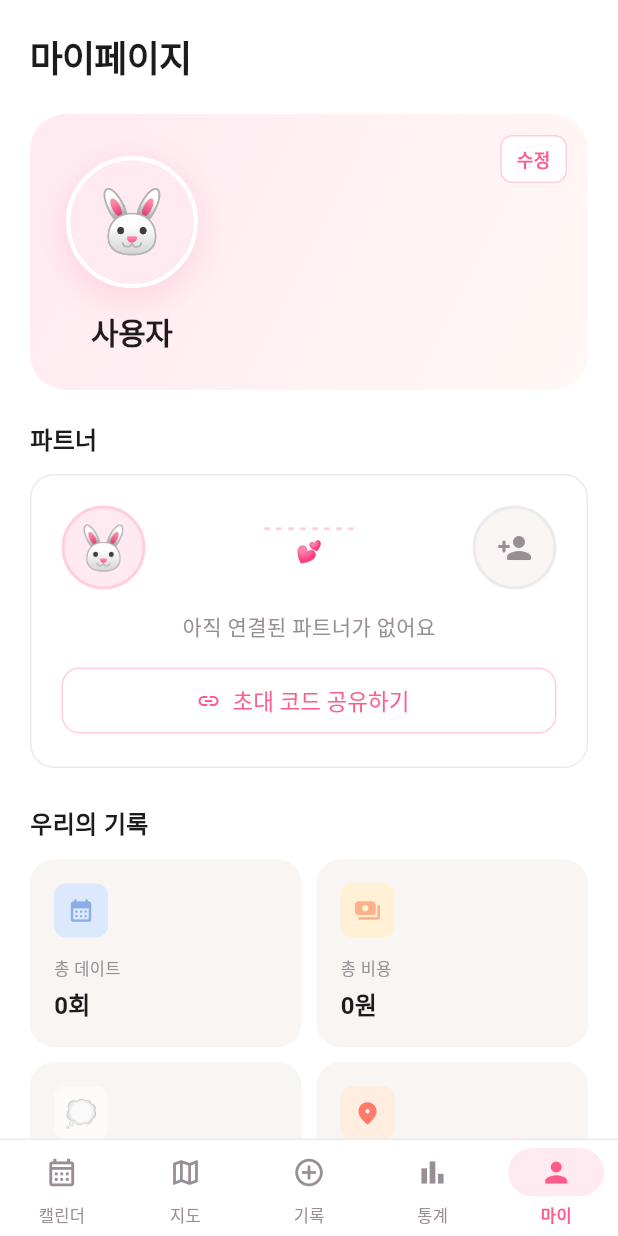
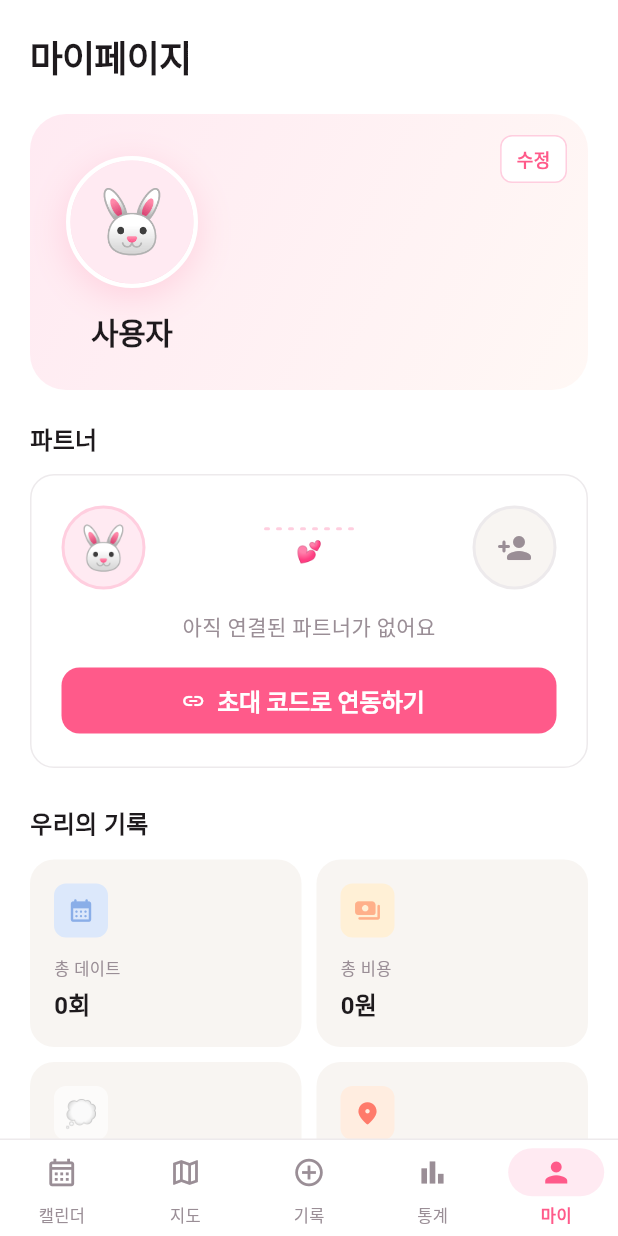
Before and after one commit to Daytoryapp/Daytory, a Flutter app: the HomeShell screen opened directly, item 5 of the bottom bar chosen, on a phone screen of 412 x 824 dp. Run offline on Flutter 3.47's test engine with Material 3 defaults, Android fonts, the light colour scheme and no system bars; our stand-ins replace cached_network_image, flutter_dotenv, flutter_map, flutter_riverpod, geolocator, hive_flutter and 4 more; missing offline and left inert: flutter_map_marker_cluster, kakao_flutter_sdk_user; accounts and stored records are empty.

Commit message:
feat: 커플 연동

```diff
--- a/lib/src/features/mypage/mypage_screen.dart
+++ b/lib/src/features/mypage/mypage_screen.dart
@@ -2,6 +2,7 @@ import 'package:cached_network_image/cached_network_image.dart';
 import 'package:date_app/src/core/constants/app_constants.dart';
 import 'package:date_app/src/core/widgets/mood_widget.dart';
 import 'package:date_app/src/features/auth/profile_setup_screen.dart';
+import 'package:date_app/src/features/couple/couple_link_screen.dart';
 import 'package:date_app/src/models/user_profile.dart';
 import 'package:date_app/src/state/auth_state.dart';
 import 'package:date_app/src/state/date_log_state.dart';
@@ -58,9 +59,11 @@ class MypageScreen extends ConsumerWidget {
                 const _SectionTitle(title: '파트너'),
                 const SizedBox(height: 12),
                 _PartnerCard(
-                  userImageUrl: profile?.kakaoProfileImageUrl,
-                  avatarEmoji: profile?.avatarEmoji ?? '🐰',
-                  onInvite: () => _showComingSoon(context, '초대 코드 기능은 준비 중이에요'),
+                  profile: profile,
+                  onUnlink: () => _confirmUnlink(context, ref),
+                  onLink: () => Navigator.of(context).push(
+                    MaterialPageRoute<void>(builder: (_) => const CoupleLinkScreen()),
+                  ),
                 ),
               ],
             ),
@@ -181,8 +184,21 @@ class MypageScreen extends ConsumerWidget {
     return freq.entries.reduce((a, b) => a.value >= b.value ? a : b).key;
   }
 
-  void _showComingSoon(BuildContext context, String message) {
-    ScaffoldMessenger.of(context).showSnackBar(SnackBar(content: Text(message)));
+  Future<void> _confirmUnlink(BuildContext context, WidgetRef ref) async {
+    final confirmed = await showDialog<bool>(
+      context: context,
+      builder: (ctx) => AlertDialog(
+        title: const Text('연결 해제'),
+        content: const Text('파트너와의 연결을 해제할까요?\n기록은 삭제되지 않아요.'),
+        actions: [
+          TextButton(onPressed: () => Navigator.pop(ctx, false), child: const Text('취소', style: TextStyle(color: AppConstants.textSecondary))),
+          TextButton(onPressed: () => Navigator.pop(ctx, true), child: const Text('해제', style: TextStyle(color: AppConstants.pink, fontWeight: FontWeight.w600))),
+        ],
+      ),
+    );
+    if (confirmed == true) {
+      await ref.read(authStateProvider.notifier).unlinkPartner();
+    }
   }
 
   Future<void> _confirmLogout(BuildContext context, WidgetRef ref) async {
@@ -406,13 +422,67 @@ class _AnniversaryBadge extends StatelessWidget {
 
 // ── 파트너 카드 ─────────────────────────────────────────────────────────────
 class _PartnerCard extends StatelessWidget {
-  const _PartnerCard({required this.onInvite, this.userImageUrl, this.avatarEmoji = '🐰'});
-  final VoidCallback onInvite;
-  final String? userImageUrl;
-  final String avatarEmoji;
+  const _PartnerCard({required this.profile, required this.onUnlink, required this.onLink});
+  final UserProfile? profile;
+  final VoidCallback onUnlink;
+  final VoidCallback onLink;
+
+  Widget _avatar({
+    required String? imageUrl,
+    required String emoji,
+    required Color borderColor,
+    required Color bgColor,
+  }) {
+    return Container(
+      width: 56,
+      height: 56,
+      decoration: BoxDecoration(
+        shape: BoxShape.circle,
+        color: bgColor,
+        border: Border.all(color: borderColor, width: 2),
+      ),
+      child: ClipOval(
+        child: imageUrl != null
+            ? CachedNetworkImage(
+                imageUrl: imageUrl,
+                fit: BoxFit.cover,
+                errorWidget: (_, __, ___) => Center(child: Text(emoji, style: const TextStyle(fontSize: 28))),
+              )
+            : Center(child: Text(emoji, style: const TextStyle(fontSize: 28))),
+      ),
+    );
+  }
+
+  Widget _dottedConnector() {
+    return Expanded(
+      child: Column(
+        children: [
+          Row(
+            mainAxisAlignment: MainAxisAlignment.center,
+            children: List.generate(
+              8,
+              (i) => Container(
+                width: 4,
+                height: 2,
+                margin: const EdgeInsets.symmetric(horizontal: 2),
+                decoration: BoxDecoration(
+                  color: AppConstants.pinkMid,
+                  borderRadius: BorderRadius.circular(1),
+                ),
+              ),
+            ),
+          ),
+          const SizedBox(height: 4),
+          const Text('💕', style: TextStyle(fontSize: 14)),
+        ],
+      ),
+    );
+  }
 
   @override
   Widget build(BuildContext context) {
+    final isLinked = profile?.isLinked ?? false;
+
     return Container(
       padding: const EdgeInsets.all(20),
       decoration: BoxDecoration(
@@ -425,42 +495,24 @@ class _PartnerCard extends StatelessWidget {
           Row(
             mainAxisAlignment: MainAxisAlignment.center,
             children: [
-              // 내 아바타
+              _avatar(
+                imageUrl: profile?.kakaoProfileImageUrl,
+                emoji: profile?.avatarEmoji ?? '🐰',
+                borderColor: AppConstants.pinkMid,
+                bgColor: AppConstants.pinkLight,
+              ),
+              _dottedConnector(),
+              if (isLinked)
+                _avatar(
+                  imageUrl: profile?.partnerProfileImageUrl,
+                  emoji: profile?.partnerAvatarEmoji ?? '🐰',
+                  borderColor: AppConstants.pinkMid,
+                  bgColor: AppConstants.pinkLight,
+                )
+              else
                 Container(
-                width: 56, height: 56,
-                decoration: BoxDecoration(
-                  shape: BoxShape.circle,
-                  color: AppConstants.pinkLight,
-                  border: Border.all(color: AppConstants.pinkMid, width: 2),
-                ),
-                child: ClipOval(
-                  child: userImageUrl != null
-                      ? CachedNetworkImage(imageUrl: userImageUrl!, fit: BoxFit.cover, errorWidget: (_, __, ___) => Center(child: Text(avatarEmoji, style: const TextStyle(fontSize: 28))))
-                      : Center(child: Text(avatarEmoji, style: const TextStyle(fontSize: 28))),
-                ),
-              ),
-
-              // 점선 + 하트
-              Expanded(
-                child: Column(
-                  children: [
-                    Row(
-                      mainAxisAlignment: MainAxisAlignment.center,
-                      children: List.generate(8, (i) => Container(
-                        width: 4, height: 2,
-                        margin: const EdgeInsets.symmetric(horizontal: 2),
-                        decoration: BoxDecoration(color: AppConstants.pinkMid, borderRadius: BorderRadius.circular(1)),
-                      )),
-                    ),
-                    const SizedBox(height: 4),
-                    const Text('💕', style: TextStyle(fontSize: 14)),
-                  ],
-                ),
-              ),
-
-              // 파트너 플레이스홀더
-              Container(
-                width: 56, height: 56,
+                  width: 56,
+                  height: 56,
                   decoration: BoxDecoration(
                     shape: BoxShape.circle,
                     color: AppConstants.surface,
@@ -471,20 +523,34 @@ class _PartnerCard extends StatelessWidget {
             ],
           ),
           const SizedBox(height: 14),
-          const Text(
-            '아직 연결된 파트너가 없어요',
-            style: TextStyle(fontSize: 14, color: AppConstants.textSecondary, fontWeight: FontWeight.w500),
+          Text(
+            isLinked
+                ? (profile?.partnerNickname ?? '파트너')
+                : '아직 연결된 파트너가 없어요',
+            style: const TextStyle(fontSize: 14, color: AppConstants.textSecondary, fontWeight: FontWeight.w500),
           ),
           const SizedBox(height: 14),
-          OutlinedButton.icon(
-            onPressed: onInvite,
-            icon: const Icon(Icons.link_rounded, size: 16),
-            label: const Text('초대 코드 공유하기'),
+          if (isLinked)
+            OutlinedButton(
+              onPressed: onUnlink,
               style: OutlinedButton.styleFrom(
                 minimumSize: const Size(double.infinity, 44),
                 shape: RoundedRectangleBorder(borderRadius: BorderRadius.circular(AppConstants.radiusM)),
-              side: const BorderSide(color: AppConstants.pinkMid),
+                side: const BorderSide(color: AppConstants.pink),
                 foregroundColor: AppConstants.pink,
+              ),
+              child: const Text('연결 해제'),
+            )
+          else
+            FilledButton.icon(
+              onPressed: onLink,
+              icon: const Icon(Icons.link_rounded, size: 16),
+              label: const Text('초대 코드로 연동하기'),
+              style: FilledButton.styleFrom(
+                minimumSize: const Size(double.infinity, 44),
+                shape: RoundedRectangleBorder(borderRadius: BorderRadius.circular(AppConstants.radiusM)),
+                backgroundColor: AppConstants.pink,
+                foregroundColor: Colors.white,
               ),
             ),
         ],
--- a/lib/src/models/user_profile.dart
+++ b/lib/src/models/user_profile.dart
@@ -8,6 +8,11 @@ class UserProfile {
   final String? gender;
   final String? name;
   final DateTime? birthdate;
+  final String? inviteCode;
+  final String? partnerKakaoId;
+  final String? partnerNickname;
+  final String? partnerProfileImageUrl;
+  final String? partnerGender;
 
   const UserProfile({
     required this.kakaoId,
@@ -18,11 +23,20 @@ class UserProfile {
     this.gender,
     this.name,
     this.birthdate,
+    this.inviteCode,
+    this.partnerKakaoId,
+    this.partnerNickname,
+    this.partnerProfileImageUrl,
+    this.partnerGender,
   });
 
   bool get isComplete => coupleNickname != null && coupleNickname!.isNotEmpty;
 
+  bool get isLinked => partnerKakaoId != null;
+
   String get avatarEmoji => gender == 'male' ? '🦊' : '🐰';
+
+  String get partnerAvatarEmoji => partnerGender == 'male' ? '🦊' : '🐰';
 
   bool get isMale => gender == 'male';
 
@@ -35,6 +49,11 @@ class UserProfile {
         'gender': gender,
         'name': name,
         'birthdate': birthdate?.toIso8601String(),
+        'inviteCode': inviteCode,
+        'partnerKakaoId': partnerKakaoId,
+        'partnerNickname': partnerNickname,
+        'partnerProfileImageUrl': partnerProfileImageUrl,
+        'partnerGender': partnerGender,
       };
 
   factory UserProfile.fromMap(Map<String, dynamic> map) => UserProfile(
@@ -50,6 +69,11 @@ class UserProfile {
         birthdate: map['birthdate'] != null
             ? DateTime.tryParse(map['birthdate'] as String)
             : null,
+        inviteCode: map['inviteCode'] as String?,
+        partnerKakaoId: map['partnerKakaoId'] as String?,
+        partnerNickname: map['partnerNickname'] as String?,
+        partnerProfileImageUrl: map['partnerProfileImageUrl'] as String?,
+        partnerGender: map['partnerGender'] as String?,
       );
 
   UserProfile copyWith({
@@ -58,6 +82,12 @@ class UserProfile {
     String? gender,
     String? name,
     DateTime? birthdate,
+    String? inviteCode,
+    String? partnerKakaoId,
+    String? partnerNickname,
+    String? partnerProfileImageUrl,
+    String? partnerGender,
+    bool clearPartner = false,
   }) =>
       UserProfile(
         kakaoId: kakaoId,
@@ -68,5 +98,10 @@ class UserProfile {
         gender: gender ?? this.gender,
         name: name ?? this.name,
         birthdate: birthdate ?? this.birthdate,
+        inviteCode: inviteCode ?? this.inviteCode,
+        partnerKakaoId: clearPartner ? null : (partnerKakaoId ?? this.partnerKakaoId),
+        partnerNickname: clearPartner ? null : (partnerNickname ?? this.partnerNickname),
+        partnerProfileImageUrl: clearPartner ? null : (partnerProfileImageUrl ?? this.partnerProfileImageUrl),
+        partnerGender: clearPartner ? null : (partnerGender ?? this.partnerGender),
       );
 }
```
Also changed, not shown: lib/src/data/date_log_repository.dart (+24 -5 lines), lib/src/features/couple/couple_link_screen.dart (added, +251 -0 lines), lib/src/state/auth_state.dart (+119 -1 lines). Lines whose indentation alone changed are shown as unchanged.
